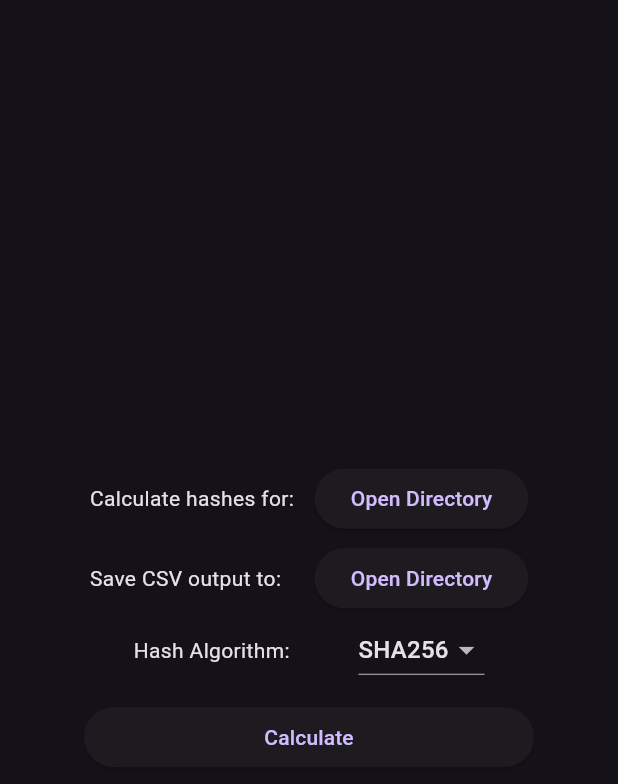
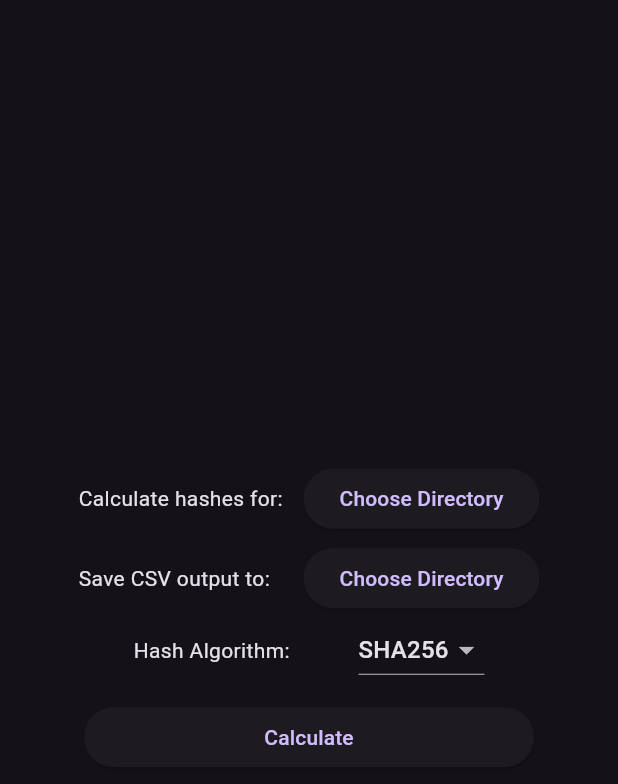
Before and after one commit to rhian-cs/sapphire-hash, a Flutter app: the screen it shows after launch, on a phone screen of 412 x 824 dp. Shown: the top 784 px of the screen. Run offline on Flutter 3.47's test engine with Material 3 defaults, Android fonts, the phone set to English and light mode, and no system bars; our stand-ins replace file_picker.

Commit message:
Extract directory picker button to a separate widget

```diff
--- a/gui_flutter/lib/main.dart
+++ b/gui_flutter/lib/main.dart
@@ -1,3 +1,4 @@
+import 'package:file_picker/file_picker.dart';
 import 'package:flutter/material.dart';
 import 'package:provider/provider.dart';
 
@@ -47,12 +48,7 @@
                   width: 150,
                   child: Text('Calculate hashes for:'),
                 ),
-                ElevatedButton(
-                  onPressed: () {
-                    print("You've pressed the button!");
-                  },
-                  child: const Text('Open Directory'),
-                ),
+                DirectoryPickerButton(),
               ],
             ),
             const SizedBox(height: 5),
@@ -63,12 +59,7 @@
                   width: 150,
                   child: Text('Save CSV output to:'),
                 ),
-                ElevatedButton(
-                  onPressed: () {
-                    print("You've pressed the button!");
-                  },
-                  child: const Text('Open Directory'),
-                ),
+                DirectoryPickerButton(),
               ],
             ),
             Row(
@@ -94,6 +85,23 @@
           ],
         ),
       ),
+    );
+  }
+}
+
+class DirectoryPickerButton extends StatelessWidget {
+  @override
+  Widget build(BuildContext context) {
+    return ElevatedButton(
+      onPressed: () async {
+        String? selectedDirectory =
+            await FilePicker.platform.getDirectoryPath();
+
+        if (selectedDirectory != null) {
+          print("Directory picked: $selectedDirectory");
+        }
+      },
+      child: const Text('Choose Directory'),
     );
   }
 }
```
